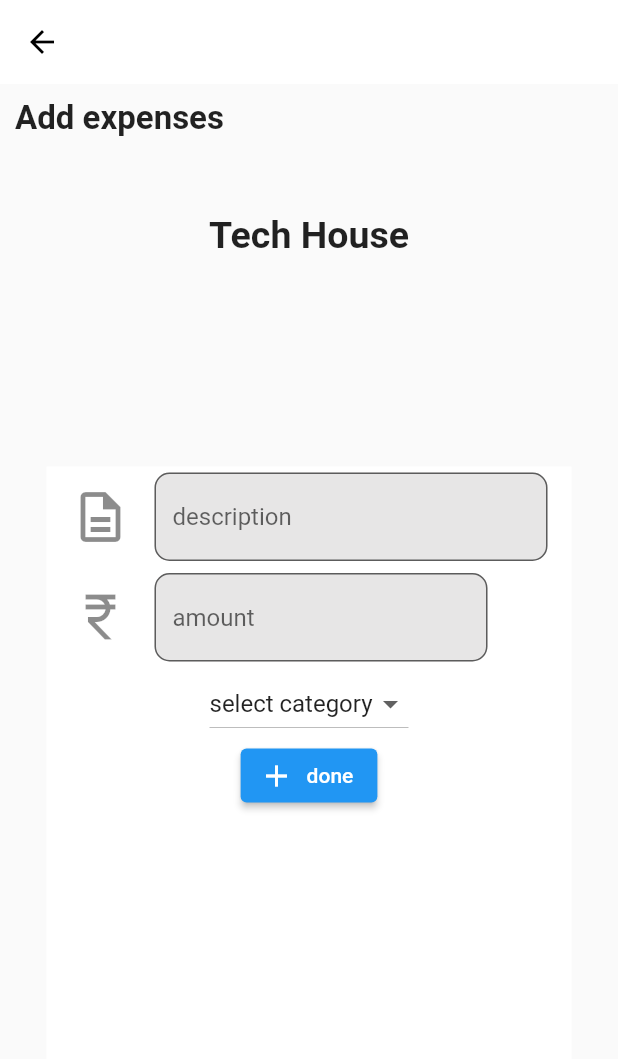
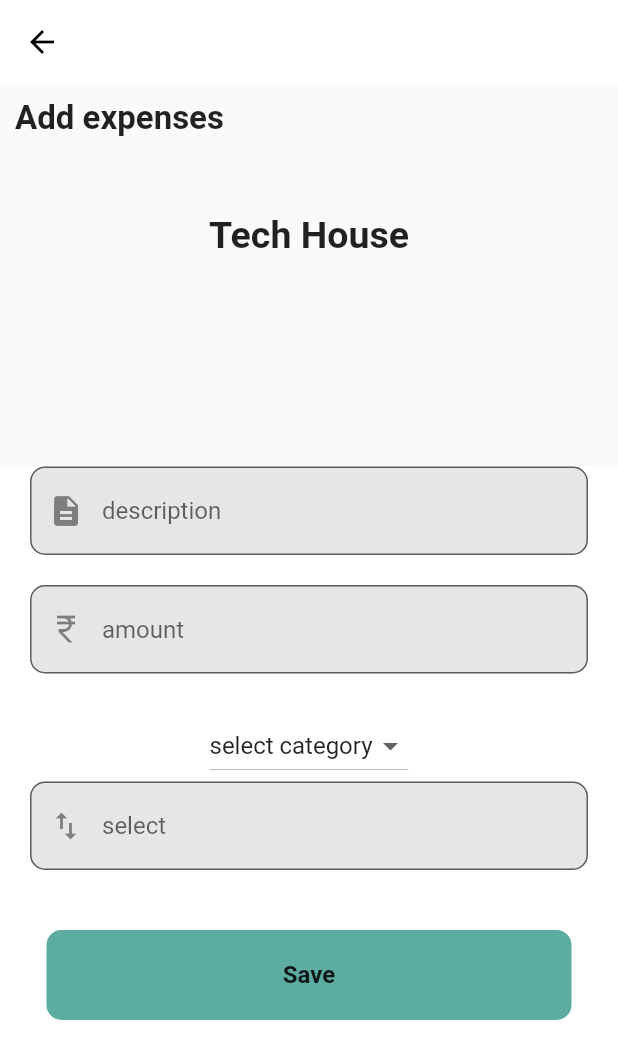
Before and after one commit to Ayishamarva7998/ExpenseTrack, a Flutter app: the Addexpense screen opened directly, on a phone screen of 412 x 824 dp. Shown: the top 1059 px of the screen. Run offline on Flutter 3.47's test engine with Material 2 defaults, Android fonts, the light colour scheme and no system bars; our stand-ins replace fl_chart, hive, hive_flutter; accounts and stored records are empty.

Commit message:
ui updated

```diff
--- a/lib/screens/addcontact.dart
+++ b/lib/screens/addcontact.dart
@@ -47,14 +47,19 @@ class Addcontact extends StatelessWidget {
                ),
                SizedBox(height: 30,),
 
-            Container(height: 60,
+            GestureDetector(onTap: () {
+
+              onAddStudentButtonClicked(context);
+            },
+              child: Container(height: 60,
               width: 330,
               decoration: BoxDecoration(borderRadius: BorderRadius.circular(10),color:  Color.fromARGB(255, 92, 172, 162),),
               child: Row(mainAxisAlignment: MainAxisAlignment.center,
                 children: [
                   Text('Save',style: TextStyle(fontWeight: FontWeight.bold,fontSize: 16),)
                 ],
-            ),)
+              ),),
+            )
             ],
           ),
 
--- a/lib/screens/addexpense.dart
+++ b/lib/screens/addexpense.dart
@@ -8,7 +8,6 @@ import 'package:splitwise_app/screens/firstgroup.dart';
 class Addexpense extends StatefulWidget {
   Addexpense({Key? key}) : super(key: key);
 
-
   @override
   State<Addexpense> createState() => _AddexpenseState();
 }
@@ -16,73 +15,138 @@ class Addexpense extends StatefulWidget {
 class _AddexpenseState extends State<Addexpense> {
   final _descriptionController = TextEditingController();
   final _amountController = TextEditingController();
+  final _selectController = TextEditingController();
   String selectedCategory = 'select category';
   @override
   Widget build(BuildContext context) {
     return Scaffold(
-      appBar: AppBar(backgroundColor: Colors.white,elevation: 0,
-        leading: IconButton(onPressed: (){
-          Navigator.of(context).push(MaterialPageRoute(builder: (context) => bottombar(),));
-        }, icon: Icon(Icons.arrow_back,color: Colors.black,))
-      ),
-      body:Column (
+      appBar: AppBar(
+          backgroundColor: Colors.white,
+          elevation: 0,
+          leading: IconButton(
+              onPressed: () {
+                Navigator.of(context).push(MaterialPageRoute(
+                  builder: (context) => bottombar(),
+                ));
+              },
+              icon: Icon(
+                Icons.arrow_back,
+                color: Colors.black,
+              ))),
+      body: Column(
         children: [
-
-          const Align(alignment: Alignment.topLeft,
+          const Align(
+              alignment: Alignment.topLeft,
               child: Padding(
                 padding: EdgeInsets.all(10),
-              child: Text('Add expenses',style: TextStyle(fontWeight: FontWeight.bold,fontSize: 22),),
+                child: Text(
+                  'Add expenses',
+                  style: TextStyle(fontWeight: FontWeight.bold, fontSize: 22),
+                ),
               )),
-          SizedBox(height:  40,),
-          Text('Tech House',style: TextStyle(fontWeight: FontWeight.bold,fontSize: 25),),
-
-          SizedBox( height: 140),
+          SizedBox(
+            height: 40,
+          ),
+          Text(
+            'Tech House',
+            style: TextStyle(fontWeight: FontWeight.bold, fontSize: 25),
+          ),
+          SizedBox(height: 140),
           Align(
             child: SingleChildScrollView(
               child: Container(
                 height: 400,
-                width: 350,
+                width: 420,
                 color: Colors.white,
                 child: Column(
                   children: [
-                    ListTile(leading: Icon(Icons.description_outlined,size: 40,),title:
-                     TextFormField (
+                    Padding(
+                      padding: const EdgeInsets.only(right: 20,left: 20),
+                      child: TextFormField(
                         controller: _descriptionController,
-                  decoration: InputDecoration(hintText: 'description',
+                        decoration: InputDecoration(
+                          prefixIcon: Icon(Icons.description),
+                            hintText: 'description',
+                            fillColor: Color.fromARGB(255, 231, 230, 230),
+                            filled: true,
+                            border: OutlineInputBorder(
+                                borderRadius: BorderRadius.circular(10))),
+                      ),
 
-                 fillColor: Color.fromARGB(255, 231, 230, 230),filled: true,border:
-                           OutlineInputBorder(borderRadius: BorderRadius.circular(10))),),),
-                     ListTile(leading: Icon(Icons.currency_rupee,size: 40,),title:TextFormField(
+                    ),
+                    SizedBox(height: 20,),
+                    Padding(
+                      padding: const EdgeInsets.only(left: 20,right: 20),
+                      child: TextFormField(
                         controller: _amountController,
-                        decoration: InputDecoration(hintText: 'amount',
-
-                        fillColor: Color.fromARGB(255, 231, 230, 230),filled: true,
-                        border: OutlineInputBorder(borderRadius: BorderRadius.circular(10))),
-
-                     ) ,
-
-                    trailing: Icon(Icons.expand_more,color: Colors.white,),),
-                    DropdownButton<String>(items: [
-
-
-                      'select category',
-                      'income',
-                      'expense'
-                    ].map((String value){
-                      return DropdownMenuItem<String>(value: value,child: Text(value),);
+                        decoration: InputDecoration(
+                          prefixIcon: Icon(Icons.currency_rupee),
+                          hintText: 'amount',
+                          fillColor: Color.fromARGB(255, 231, 230, 230),
+                          filled: true,
+                          border: OutlineInputBorder(
+                            borderRadius: BorderRadius.circular(10),
+                          ),
+                        ),
+                      ),
+                    ),
+                    Icon(
+                      Icons.expand_more,
+                      color: Colors.white,
+                    ),
+                    DropdownButton<String>(
+                      items: ['select category', 'income', 'expense']
+                          .map((String value) {
+                        return DropdownMenuItem<String>(
+                          value: value,
+                          child: Text(value),
+                        );
                       }).toList(),
-                    onChanged:( String? value) {
+                      onChanged: (String? value) {
                         setState(() {
                           selectedCategory = value!;
                         });
                       },
                       value: selectedCategory,
                     ),
-
-                    ElevatedButton.icon(onPressed: (){
+                    Padding(
+                      padding: const EdgeInsets.only(left: 20, right: 20),
+                      child: TextFormField(
+                          controller: _selectController,
+                          decoration: InputDecoration(
+                            prefixIcon: Icon(Icons.swap_vert),
+                              hintText: 'select',
+                              fillColor: Color.fromARGB(255, 231, 230, 230),
+                              filled: true,
+                              border: OutlineInputBorder(
+                                  borderRadius: BorderRadius.circular(10)))),
+                    ),
+                    SizedBox(
+                      height: 40,
+                    ),
+                    GestureDetector(
+                      onTap: () {
                         onAddExpenseButtonClicked(context);
-              }, icon: Icon(Icons.add), label: Text('done'))
-
+                      },
+                      child: Container(
+                        height: 60,
+                        width: 350,
+                        decoration: BoxDecoration(
+                          borderRadius: BorderRadius.circular(10),
+                          color: Color.fromARGB(255, 92, 172, 162),
+                        ),
+                        child: Row(
+                          mainAxisAlignment: MainAxisAlignment.center,
+                          children: [
+                            Text(
+                              'Save',
+                              style: TextStyle(
+                                  fontWeight: FontWeight.bold, fontSize: 16),
+                            )
+                          ],
+                        ),
+                      ),
+                    )
                   ],
                 ),
               ),
@@ -90,25 +154,25 @@ class _AddexpenseState extends State<Addexpense> {
           )
         ],
       ),
-
     );
   }
+
   Future<void> onAddExpenseButtonClicked(BuildContext context) async {
     final _description = _descriptionController.text.trim();
     final _amount = _amountController.text.trim();
     if (_description.isEmpty || _amount.isEmpty) {
       return;
     } else {
-        final expense = (description:_description, amount:_amount);
+      final expense = (description: _description, amount: _amount);
       Navigator.of(context).push(MaterialPageRoute(
-          builder: (context) => Firstgroup(expense: ExpenseList(description: _description,amount: _amount),),
+        builder: (context) => Firstgroup(
+          expense: ExpenseList(description: _description, amount: _amount),
+        ),
       ));
-
     }
     print('$_description $_amount');
     final _expense = ExpenseList(description: _description, amount: _amount);
 
     addExpense(_expense);
-
   }
 }
--- a/lib/screens/firstgroup.dart
+++ b/lib/screens/firstgroup.dart
@@ -27,9 +27,11 @@ class Firstgroup extends StatelessWidget {
 
             SizedBox(height: 50,),
             Align(alignment: Alignment.topRight,
-              child: Text('Total Income:1069.00',style:TextStyle(color: Colors.red))),
+              child: Text('Total Income:1069.00',style:TextStyle(color: Colors.red,fontWeight: FontWeight.bold,fontSize: 15),)),
             Align(alignment: Alignment.topRight,
-              child: Text('total Expense:120.00',style: TextStyle(color: Colors.green),)),
+              child: Text('total Expense:120.00',style: TextStyle(color: Colors.green,fontWeight: FontWeight.bold,fontSize: 15),)),
+              const Align(alignment: Alignment.topLeft,
+                child: Text('Oct 19',style: TextStyle(fontWeight: FontWeight.bold,fontSize: 20),)),
              Expanded(
             child: Builder(
               builder: (context) {
```
Also changed, not shown: lib/model/data_model.dart (line endings or trailing spaces). Lines whose indentation alone changed are shown as unchanged.
